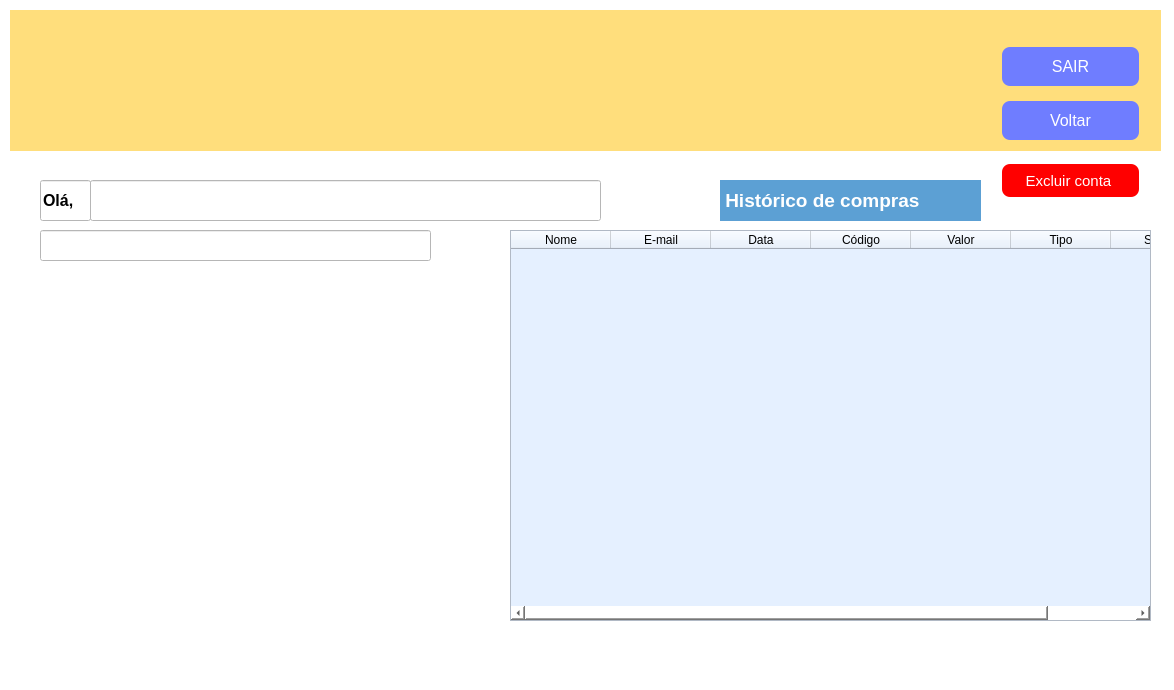
The window that Cliente/ui/tela_perfil.ui (lannyily/POO2) describes before a commit, drawn with Qt 5.
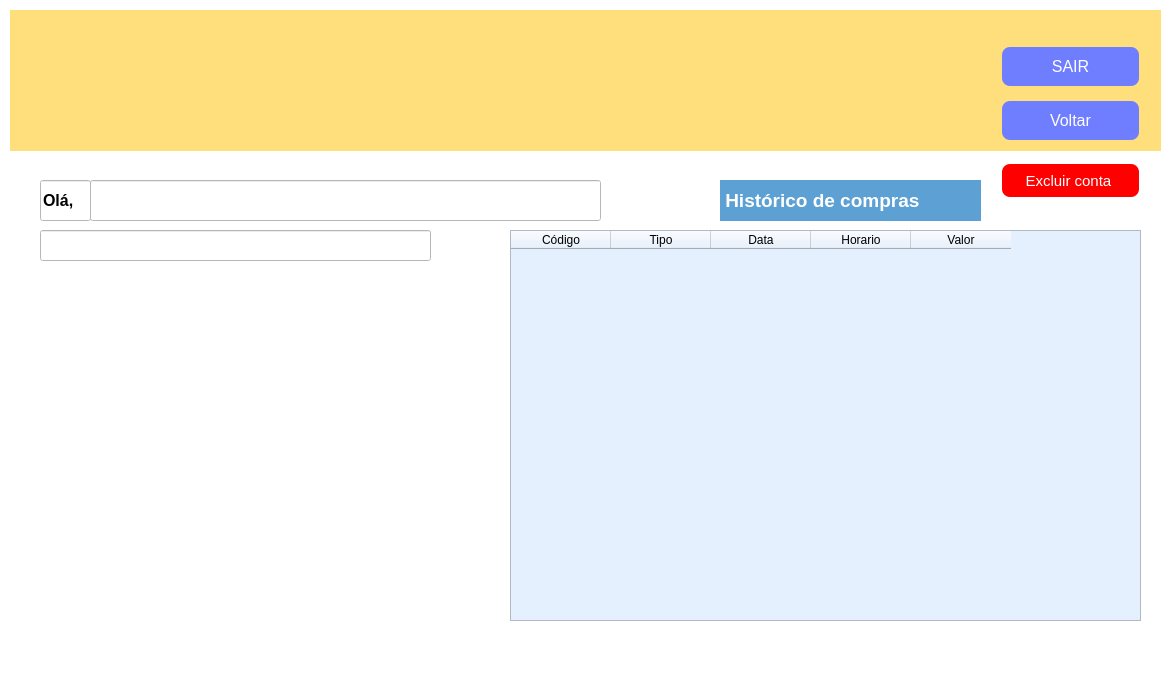
The same window after the commit. Icons and pictures are not drawn.

The edit to the form file:
```diff
--- a/Cliente/ui/tela_perfil.ui
+++ b/Cliente/ui/tela_perfil.ui
@@ -181,38 +181,18 @@
      <rect>
       <x>510</x>
       <y>230</y>
-      <width>641</width>
+      <width>631</width>
       <height>391</height>
      </rect>
     </property>
     <property name="styleSheet">
      <string notr="true">background-color: rgb(229, 240, 255);</string>
     </property>
-    <column>
-     <property name="text">
-      <string>Nome</string>
-     </property>
-    </column>
-    <column>
-     <property name="text">
-      <string>E-mail</string>
-     </property>
-    </column>
-    <column>
-     <property name="text">
-      <string>Data</string>
-     </property>
-    </column>
     <column>
      <property name="text">
       <string>Código</string>
      </property>
     </column>
-    <column>
-     <property name="text">
-      <string>Valor</string>
-     </property>
-    </column>
     <column>
      <property name="text">
       <string>Tipo</string>
@@ -220,7 +200,17 @@
     </column>
     <column>
      <property name="text">
-      <string>Status</string>
+      <string>Data</string>
+     </property>
+    </column>
+    <column>
+     <property name="text">
+      <string>Horario</string>
+     </property>
+    </column>
+    <column>
+     <property name="text">
+      <string>Valor</string>
      </property>
     </column>
    </widget>
```
